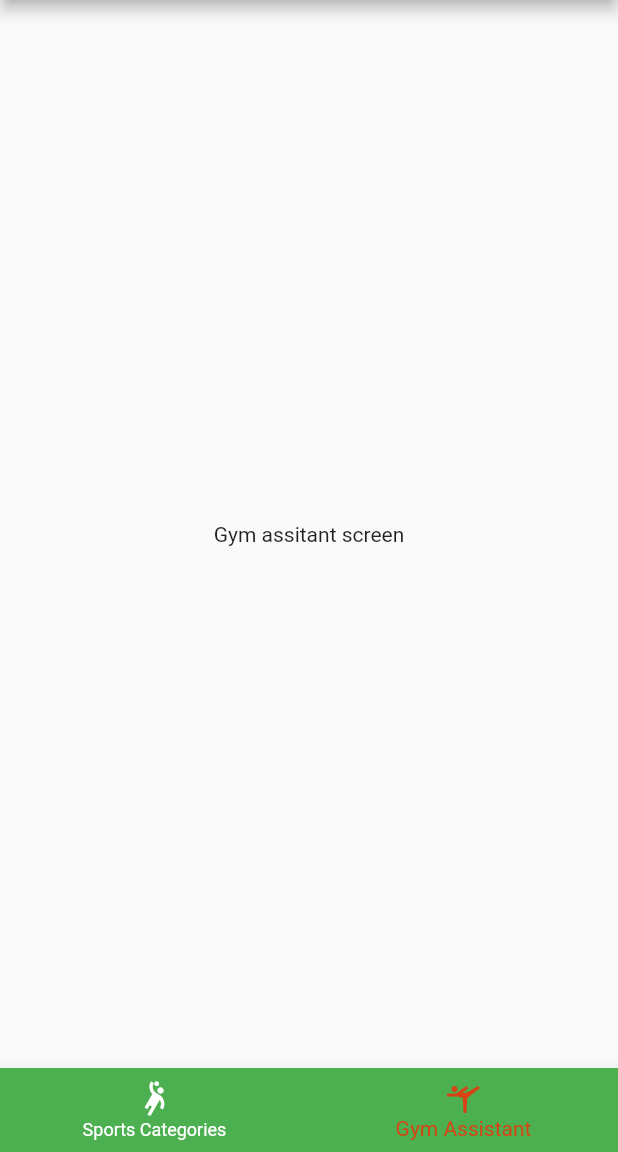
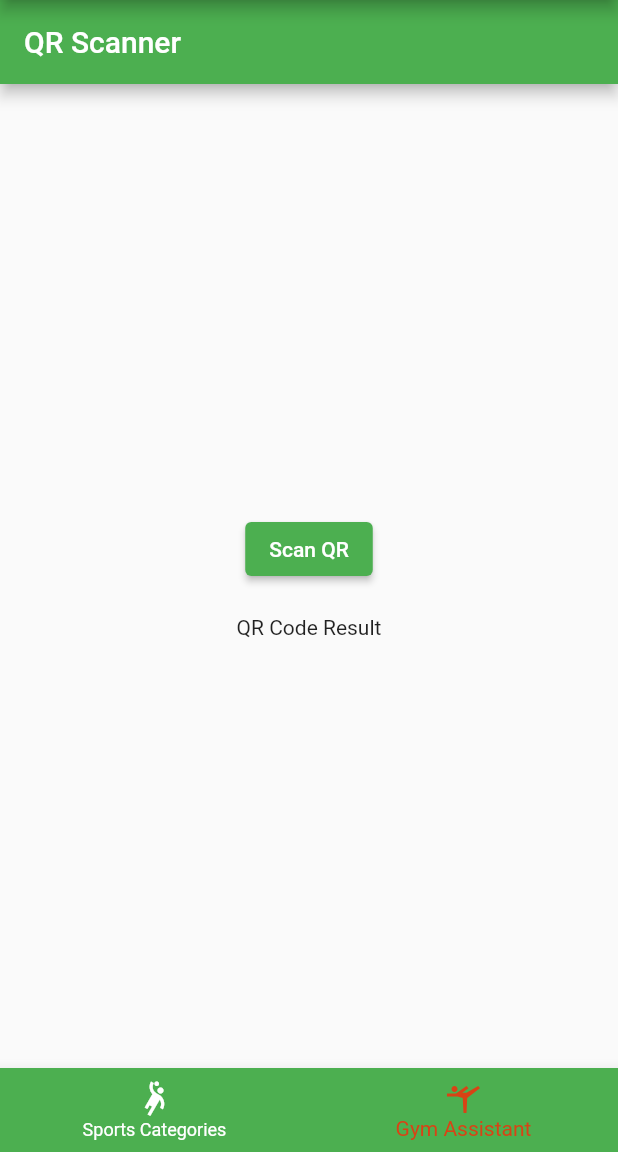
Before and after one commit to Loody170/kau_sports_village_project, a Flutter app: the screen it shows after launch, item 2 of the bottom bar chosen, on a phone screen of 412 x 824 dp, the part 84-1236 px from its top. Run offline on Flutter 3.47's test engine with Material 2 defaults, Android fonts, the phone set to English and light mode, and no system bars; our stand-ins replace camera, image_picker; missing offline and left inert: flutter_barcode_scanner, simple_barcode_scanner.

Commit message:
worked on the gym assistance tool
worked on the qr code cam and capture

```diff
--- a/lib/screens/gym_assistant_screen.dart
+++ b/lib/screens/gym_assistant_screen.dart
@@ -1,10 +1,60 @@
 import 'package:flutter/material.dart';
+import 'package:flutter/cupertino.dart';
+import 'package:flutter/services.dart';
+import 'package:flutter_barcode_scanner/flutter_barcode_scanner.dart';
+import 'dart:io';
+import 'package:image_picker/image_picker.dart';
+import 'package:simple_barcode_scanner/simple_barcode_scanner.dart';
 
-class GymAssistantScreen extends StatelessWidget {
+class GymAssistantScreen extends StatefulWidget {
   static const routeName = '/gym-assistant';
 
   @override
+  State<GymAssistantScreen> createState() => GymAssistantScreenState();
+}
+
+class GymAssistantScreenState extends State<GymAssistantScreen> {
+  var getResult = 'QR Code Result';
+
+  @override
   Widget build(BuildContext context) {
-    return Center(child: Text('Gym assitant screen'));
+    return Scaffold(
+      appBar: AppBar(
+        title: Text('QR Scanner'),
+      ),
+      body: Center(
+          child: Column(
+        mainAxisAlignment: MainAxisAlignment.center,
+        children: [
+          ElevatedButton(
+            onPressed: () {
+              scanQRCode();
+            },
+            child: Text('Scan QR'),
+          ),
+          SizedBox(
+            height: 20.0,
+          ),
+          Text(getResult),
+        ],
+      )),
+    );
+  }
+
+  void scanQRCode() async {
+    try {
+      final qrCode = await FlutterBarcodeScanner.scanBarcode(
+          '#ff6666', 'Cancel', true, ScanMode.QR);
+
+      if (!mounted) return;
+
+      setState(() {
+        getResult = qrCode;
+      });
+      print("QRCode_Result:--");
+      print(qrCode);
+    } on PlatformException {
+      getResult = 'Failed to scan QR Code.';
+    }
   }
 }
```
Also changed, not shown: lib/main.dart (+4 -4 lines), lib/screens/picker_cam.dart (added, +20 -0 lines), pubspec.yaml (+8 -0 lines), pubspec.lock, 2 other files.
